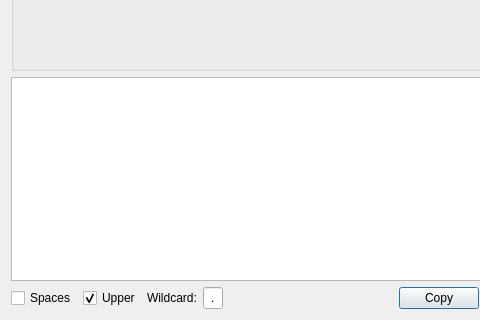
This is dialoghexsignature.ui in horsicq/FormatDialogs as Qt 5 draws it before an edit; both pictures show x 0 to 480 and y 100 to 420 of the 576 by 420 pixel window. The edited form follows.
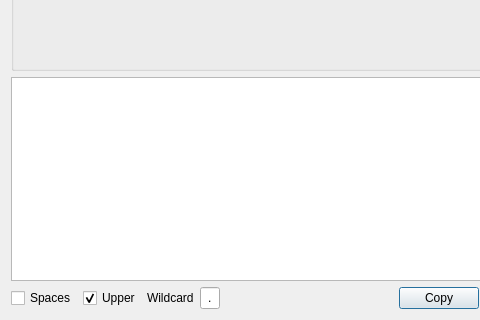
This is the edited form.

```diff
--- a/dialoghexsignature.ui
+++ b/dialoghexsignature.ui
@@ -142,7 +142,7 @@
      <item>
       <widget class="QLabel" name="labelWildcard">
        <property name="text">
-        <string>Wildcard:</string>
+        <string>Wildcard</string>
        </property>
       </widget>
      </item>
```
Left out of the diff: 2 changed lines with no effect on the pictures.
